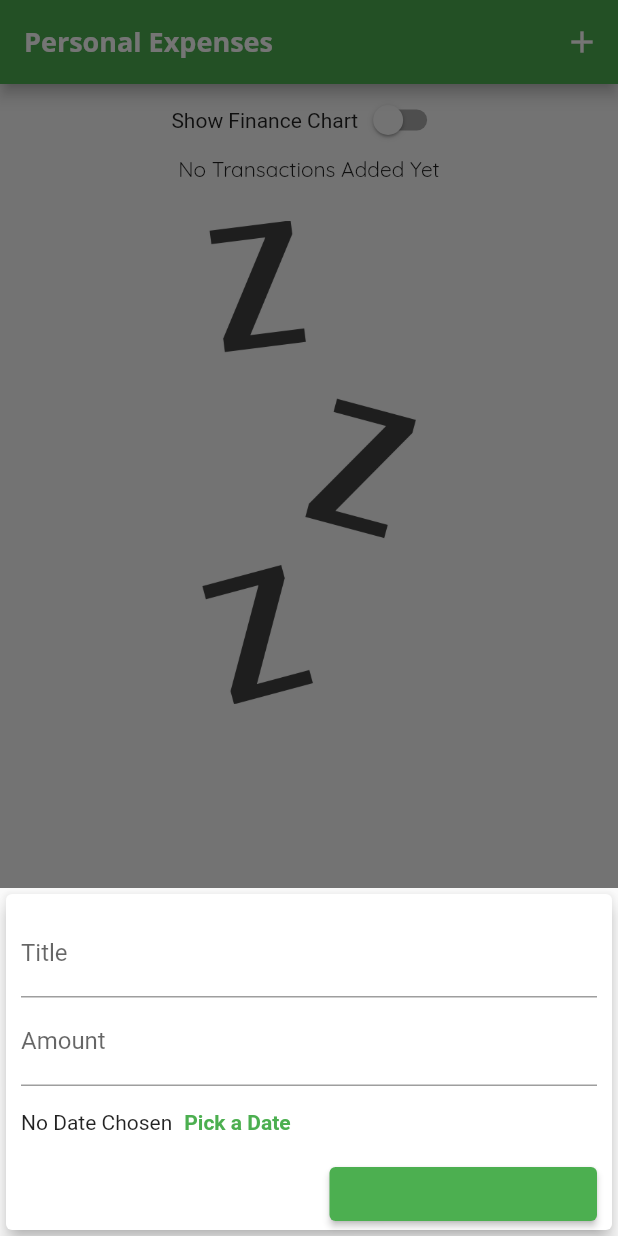
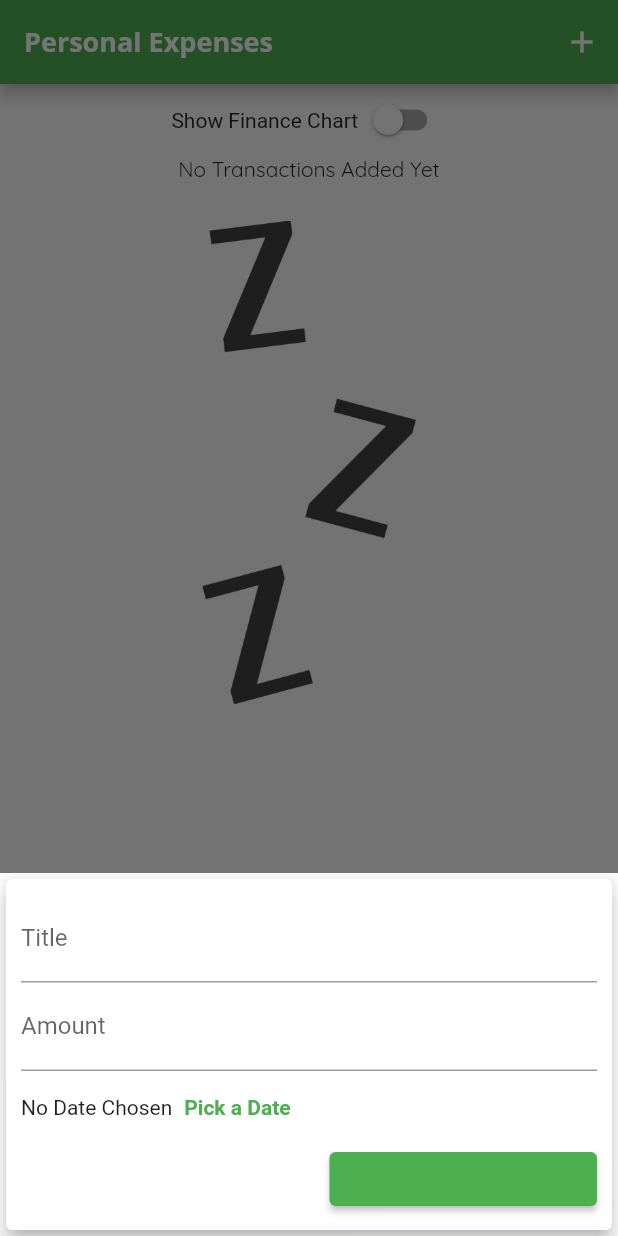
Before and after one commit to MockSock/expenses_tracker, a Flutter app: the screen it shows after launch, after a tap on the "add" icon, on a phone screen of 412 x 824 dp. Run offline on Flutter 3.47's test engine with Material 2 defaults, Android fonts, the phone set to English and light mode, and no system bars.

Commit message:
Forgot to put + 10

```diff
--- a/lib/widgets/new_transaction.dart
+++ b/lib/widgets/new_transaction.dart
@@ -83,7 +83,7 @@ class _NewTransactionState extends State<NewTransaction> {
             left: 10,
             right: 10,
             // This portion is still needed to keep a healthy amount of space between content and the keyboard/
-            bottom: MediaQuery.of(context).viewInsets.bottom,
+            bottom: MediaQuery.of(context).viewInsets.bottom + 10,
           ),
           child: Column(
             // puts button on the right
```
